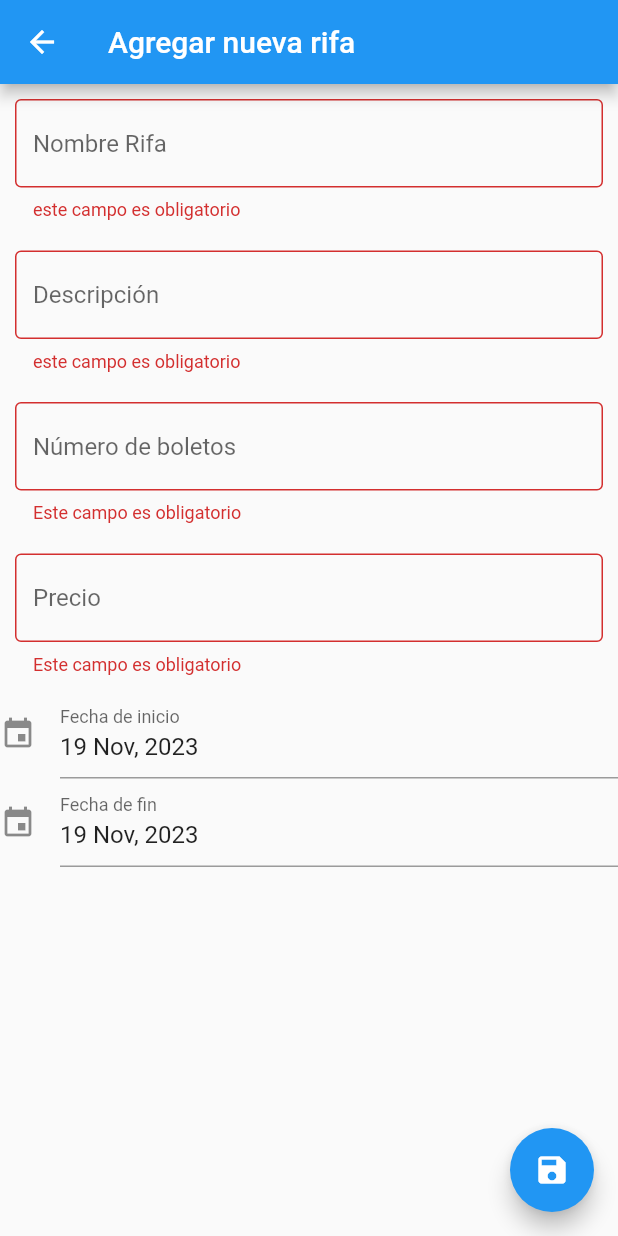
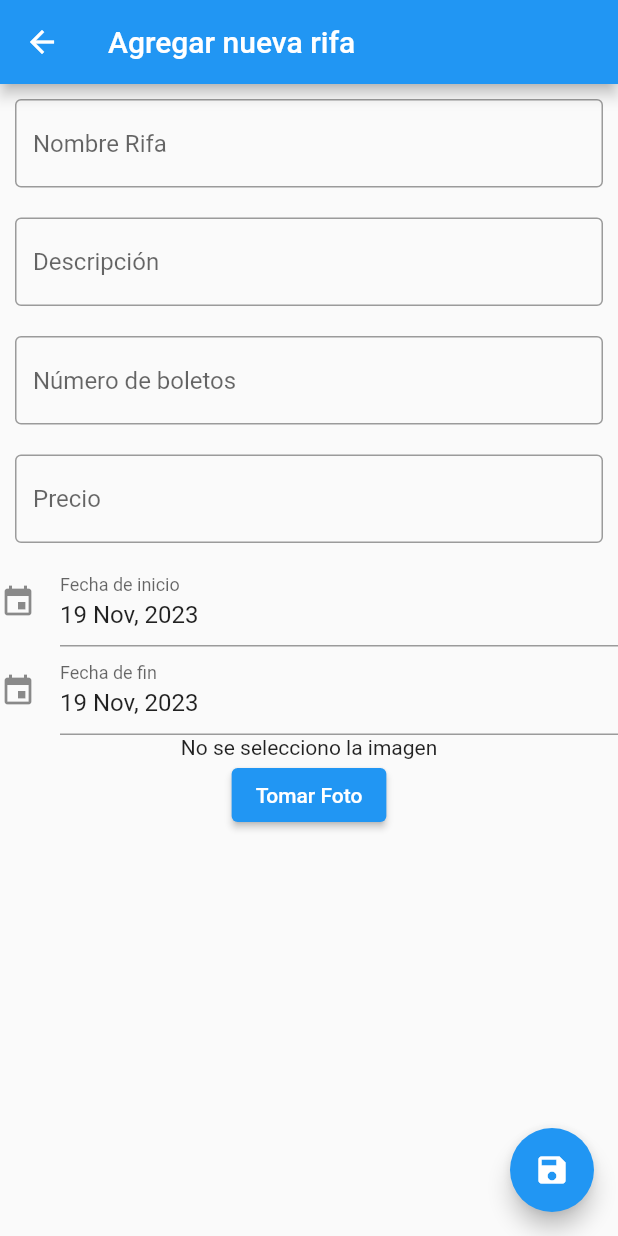
Before and after one commit to Brezker/rifas_flutter, a Flutter app: the AddRifa screen opened directly, after a tap on the "save" icon, on a phone screen of 412 x 824 dp. Run offline on Flutter 3.47's test engine with Material 2 defaults, Android fonts, the phone set to English and light mode, and no system bars; drawn by our look-alikes of date_time_picker; our stand-ins replace cloud_firestore, firebase_auth, firebase_core, firebase_storage, image_picker, quickalert; accounts and stored records are empty; network calls fail.

```diff
--- a/lib/Pages/AddRifa.dart
+++ b/lib/Pages/AddRifa.dart
@@ -1,8 +1,13 @@
+import 'dart:io';
 import 'package:cloud_firestore/cloud_firestore.dart';
 import 'package:date_time_picker/date_time_picker.dart';
 import 'package:flutter/material.dart';
 import 'package:flutter/services.dart';
 import 'package:rifas/Pages/Home.dart';
+import 'package:image_picker/image_picker.dart';
+import 'package:firebase_storage/firebase_storage.dart' as firebase_storage;
+import 'package:quickalert/quickalert.dart';
+import 'package:quickalert/quickalert.dart';
 
 class AddRifa extends StatefulWidget {
   final String idDoc;
@@ -38,6 +43,11 @@ class _AddRifaState extends State<AddRifa> {
   TextEditingController fechaIController= TextEditingController(text: DateTime.now().toString());
   TextEditingController fechaFController= TextEditingController(text: DateTime.now().toString());
 
+  final ImagePicker _picker = ImagePicker();
+  firebase_storage.Reference? _storageReference;
+  File? _image;
+
+
   _AddRifaState(this.idDoc) {
     print("Valor de idDoc: $idDoc");
     if (idDoc.isNotEmpty) {
@@ -64,6 +74,23 @@ class _AddRifaState extends State<AddRifa> {
     }
   }
 
+  Future<void> _getImageFromCamera() async{
+    XFile? image = await _picker.pickImage(source: ImageSource.camera);
+    if( image != null ){
+      setState(() {
+        _image = File(image.path);
+      });
+    }
+  }
+
+  Future<void> _getImageFromGallery() async{
+    XFile? image = await _picker.pickImage(source: ImageSource.gallery);
+    if( image != null ){
+      setState(() {
+        _image = File(image.path);
+      });
+    }
+  }
 
   @override
   Widget build(BuildContext context) {
@@ -85,7 +112,7 @@ class _AddRifaState extends State<AddRifa> {
                       border: OutlineInputBorder(), hintText: "Nombre Rifa"),
                   validator: (value) {
                     if (value == "") {
-                      return "este campo es obligatorio";
+                      return "Este campo es obligatorio";
                     }
                     return null;
                   }),
@@ -98,7 +125,7 @@ class _AddRifaState extends State<AddRifa> {
                     border: OutlineInputBorder(), hintText: "Descripción"),
                     validator: (value) {
                       if (value == "") {
-                        return "este campo es obligatorio";
+                        return "Este campo es obligatorio";
                       }
                       return null;
                     }),
@@ -178,6 +205,17 @@ class _AddRifaState extends State<AddRifa> {
                 });
               },
             ),
+
+            _image == null
+              ? Text("No se selecciono la imagen")
+              : Image.file(_image!, height: 200.0,),
+            ElevatedButton(
+              onPressed: () async{
+              await _getImageFromCamera();
+            },
+              child: Text("Tomar Foto"),
+            ),
+
             Padding(
               padding: EdgeInsets.all(20),
               child: idDoc.isEmpty ? Container() : TextButton.icon(
@@ -201,6 +239,17 @@ class _AddRifaState extends State<AddRifa> {
 
       floatingActionButton: FloatingActionButton(
       onPressed: ()async{
+        _storageReference = firebase_storage.FirebaseStorage.instance
+          .ref()
+          .child('carpeta_destino/${DateTime.now()}.png');
+
+        await _storageReference?.putFile(_image!);
+
+        String? downloadURL = await _storageReference?.getDownloadURL();
+
+        print(downloadURL);
+
+
 
         print("Valor de idDoc al guardar/editar: $idDoc");
         var isValid = _form.currentState?.validate();
@@ -209,13 +258,15 @@ class _AddRifaState extends State<AddRifa> {
           return;
 
         }
+
         Map<String, dynamic> rifaData={
           'nombre':nombreController.text,
           'descripcion': descripcionController.text,
           'numeroBoletos':int.tryParse(numeroBoletosController.text)?? 0,
           'precioBoletos':double.tryParse(precioBoletosController.text)?? 0,
           'fechaInicio': startDate,
-          'fechaFin': endDate
+          'fechaFin': endDate,
+          'imagenUrl': downloadURL
         };
         if(idDoc.isEmpty){
           var nuevaRifa = await rifas.add(rifaData);
@@ -228,6 +279,7 @@ class _AddRifaState extends State<AddRifa> {
       context,
       MaterialPageRoute(builder: (context)=> HomePage()),
       );
+        return;
       },
       child: Icon(Icons.save)
       ),
--- a/lib/Pages/Home.dart
+++ b/lib/Pages/Home.dart
@@ -34,13 +34,13 @@ class _HomePageState extends State<HomePage> {
                     Text("Usuario")
                   ],
                 )),
-            ListTile(
+            /*ListTile(
               leading: Icon(Icons.monetization_on),
               title: Text("Rifas"),
               onTap: () {
                 Navigator.push(context, MaterialPageRoute(builder: (context)=>RifasPage()));
               },
-            ),
+            ),*/
             ListTile(
               leading: Icon(Icons.payment_sharp),
               title: Text("Boletos Apartados"),
@@ -68,6 +68,7 @@ class _HomePageState extends State<HomePage> {
               itemBuilder: (context, index) {
                 final DocumentSnapshot rifa = docs[index];
                 return ListTile(
+                  leading: Image.network(rifa['imagenUrl']),
                   title: Text(rifa['nombre']),
                   subtitle: Text(rifa['descripcion']),
                   onTap: (){
--- a/lib/main.dart
+++ b/lib/main.dart
@@ -1,6 +1,7 @@
 import 'package:firebase_core/firebase_core.dart';
 import 'package:flutter/material.dart';
 import 'package:rifas/Pages/Login.dart';
+import 'package:rifas/Pages/Rifas.dart';
 
 void main() async{
   WidgetsFlutterBinding.ensureInitialized();
@@ -28,7 +29,7 @@ class MyApp extends StatelessWidget {
         // is not restarted.
         primarySwatch: Colors.blue,
       ),
-      home:const LoginPage(),
+      home:const RifasPage(),
     );
   }
 }
--- a/pubspec.yaml
+++ b/pubspec.yaml
@@ -36,6 +36,8 @@ dependencies:
   cloud_firestore:
   date_time_picker:
   intl:
+  image_picker:
+  firebase_storage:
 
 
   # The following adds the Cupertino Icons font to your application.
```
Also changed, not shown: lib/Pages/Rifas.dart (+27 -0 lines), pubspec.lock.
